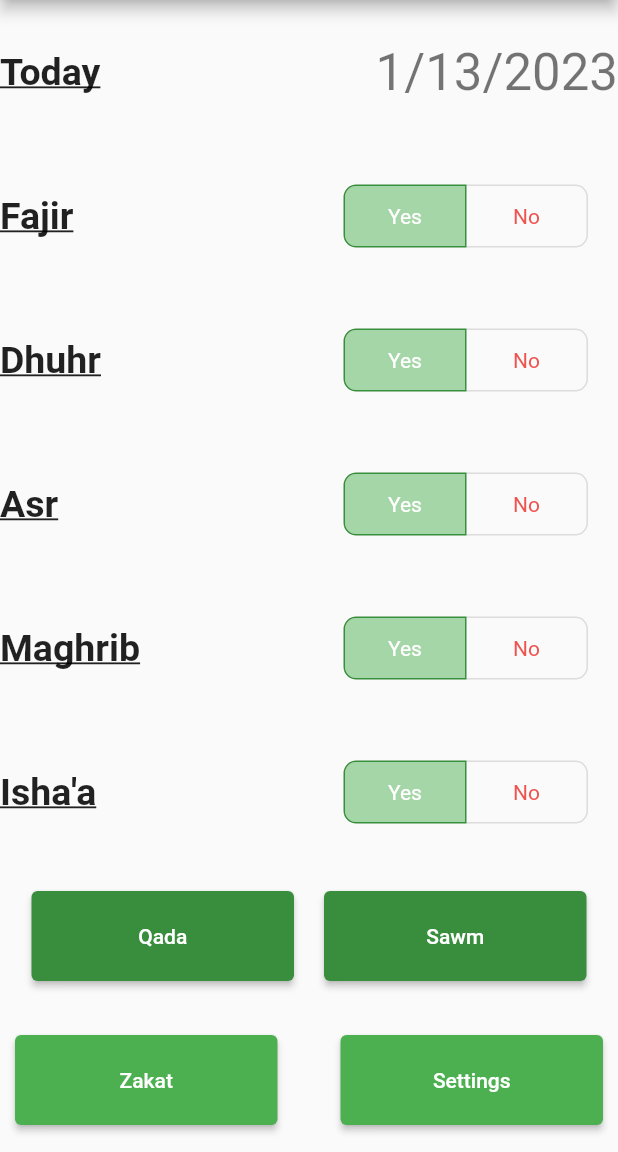
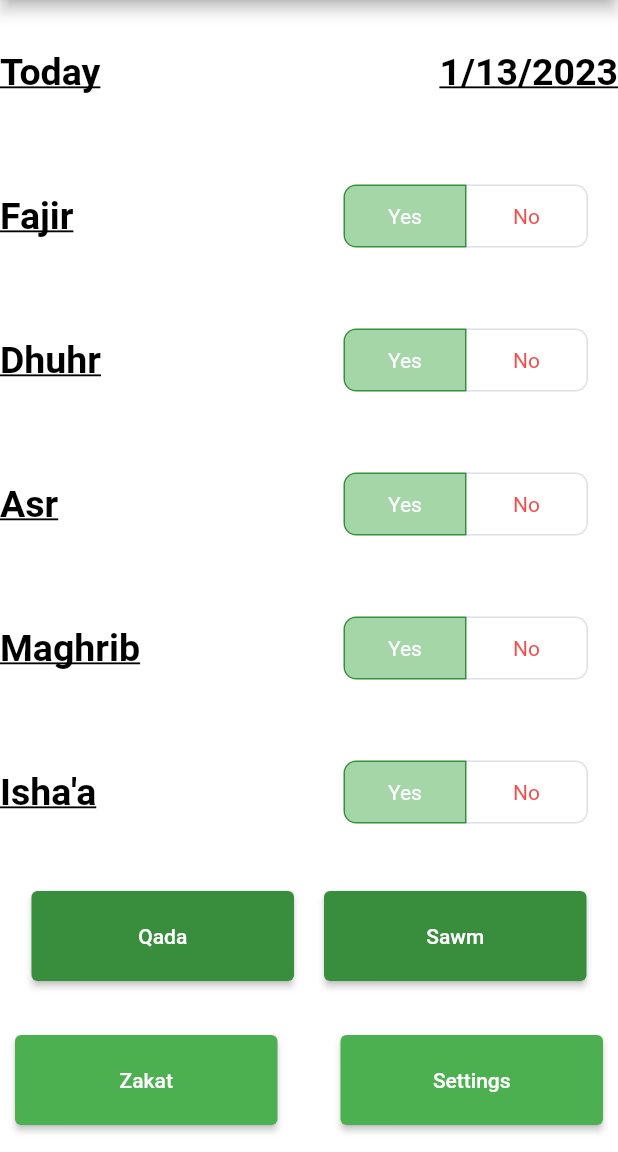
Before and after one commit to KhaledKorfali2/prayer_tracker_app, a Flutter app: the screen it shows after launch, on a phone screen of 412 x 824 dp, the part 84-1236 px from its top. Run offline on Flutter 3.47's test engine with Material 2 defaults, Android fonts, the phone set to English and light mode, and no system bars; our stand-ins replace shared_preferences.

Commit message:
Began implementing dark mode

```diff
--- a/lib/main.dart
+++ b/lib/main.dart
@@ -455,6 +455,21 @@ class _MyHomePageState extends State<MyHomePage> {
 
   }
 
+  Future _updateAppTheme() async{
+    await SharedPreferences.getInstance().then((pref) {
+     if(isSwitchedDarkMode == false)
+       {
+         textCol = Colors.black;
+         backgroundCol = Colors.white;
+       }
+     else if(isSwitchedDarkMode == true)
+     {
+       textCol = Colors.white;
+       backgroundCol = Colors.black;
+     }
+    });
+  }
+
   //Used to save the current state of textfields and toggle buttons
   var curSawmNum;
   var curNathiirNum;
@@ -474,6 +489,10 @@ class _MyHomePageState extends State<MyHomePage> {
   var isOnAsr = false;
   var isOnMaghrib = false;
   var isOnIshaa = false;
+
+  //Theme Colors
+  var textCol = Colors.black;
+  var backgroundCol = Colors.white;
 
   _MyHomePageState(){
     //_firstStartUpInitialization();
@@ -588,7 +607,7 @@ class _MyHomePageState extends State<MyHomePage> {
     // fast, so that you can just rebuild anything that needs updating rather
     // than having to individually change instances of widgets.
     return Scaffold(
-      //backgroundColor: Colors.grey,
+      backgroundColor: backgroundCol,
       appBar: AppBar(
         backgroundColor: Colors.green[700],
         // Here we take the value from the MyHomePage object that was created by
@@ -601,18 +620,25 @@ class _MyHomePageState extends State<MyHomePage> {
               child: Row(
                 mainAxisAlignment: MainAxisAlignment.start,
                 children: <Widget>[
-                  const Text(
+                  Text(
                     'Today',
                     style: TextStyle(
                     decoration: TextDecoration.underline,
                       fontWeight: FontWeight.bold,
                       fontSize: fontSiz,
+                      color: textCol,
                   ),
                   ),
                   const Spacer(),
                   Text(
                     '${curMonth}/${curDay}/${curYear}',
-                    style: Theme.of(context).textTheme.headline4,
+                    style: //Theme.of(context).textTheme.headline4,
+                    TextStyle(
+                      decoration: TextDecoration.underline,
+                      fontWeight: FontWeight.bold,
+                      fontSize: fontSiz,
+                      color: textCol,
+                    ),
                   ),
                 ],
               ),
@@ -621,12 +647,13 @@ class _MyHomePageState extends State<MyHomePage> {
               child: Row(
                 mainAxisAlignment: MainAxisAlignment.start,
                 children: <Widget>[
-                  const Text(
+                  Text(
                     'Fajir',
                     style: TextStyle(
                       decoration: TextDecoration.underline,
                       fontWeight: FontWeight.bold,
                       fontSize: fontSiz,
+                      color: textCol,
                     ),
                   ),
                   const Spacer(),
@@ -663,12 +690,13 @@ class _MyHomePageState extends State<MyHomePage> {
               child: Row(
                 mainAxisAlignment: MainAxisAlignment.start,
                 children: <Widget>[
-                  const Text(
+                  Text(
                     'Dhuhr',
                     style: TextStyle(
                       decoration: TextDecoration.underline,
                       fontWeight: FontWeight.bold,
                       fontSize: fontSiz,
+                      color: textCol,
                     ),
                   ),
                   const Spacer(),
@@ -705,12 +733,13 @@ class _MyHomePageState extends State<MyHomePage> {
               child: Row(
                 mainAxisAlignment: MainAxisAlignment.start,
                 children: <Widget>[
-                  const Text(
+                  Text(
                     'Asr',
                     style: TextStyle(
                       decoration: TextDecoration.underline,
                       fontWeight: FontWeight.bold,
                       fontSize: fontSiz,
+                      color: textCol,
                     ),
                   ),
                   const Spacer(),
@@ -747,12 +776,13 @@ class _MyHomePageState extends State<MyHomePage> {
               child: Row(
                 mainAxisAlignment: MainAxisAlignment.start,
                 children: <Widget>[
-                  const Text(
+                  Text(
                     'Maghrib',
                     style: TextStyle(
                       decoration: TextDecoration.underline,
                       fontWeight: FontWeight.bold,
                       fontSize: fontSiz,
+                      color: textCol,
                     ),
                   ),
                   const Spacer(),
@@ -789,12 +819,13 @@ class _MyHomePageState extends State<MyHomePage> {
               child: Row(
                 mainAxisAlignment: MainAxisAlignment.start,
                 children: <Widget>[
-                  const Text(
+                  Text(
                     'Isha\'a',
                     style: TextStyle(
                       decoration: TextDecoration.underline,
                       fontWeight: FontWeight.bold,
                       fontSize: fontSiz,
+                      color: textCol,
                     ),
                   ),
                   const Spacer(),
@@ -832,12 +863,13 @@ class _MyHomePageState extends State<MyHomePage> {
                 child: Row(
                   mainAxisAlignment: MainAxisAlignment.start,
                   children: <Widget>[
-                    const Text(
+                    Text(
                       'Sawm',
                       style: TextStyle(
                         decoration: TextDecoration.underline,
                         fontWeight: FontWeight.bold,
                         fontSize: fontSiz,
+                        color: textCol,
                       ),
                     ),
                     const Spacer(),
@@ -1434,6 +1466,7 @@ class _MyHomePageState extends State<MyHomePage> {
                                             onChanged: (value) => setState(() {
                                               isSwitchedDarkMode = value;
                                               saveSwitchState(value, "switchStateDarkMode");
+                                              _updateAppTheme();
                                             }),
                                           ),
                                         ),
```
